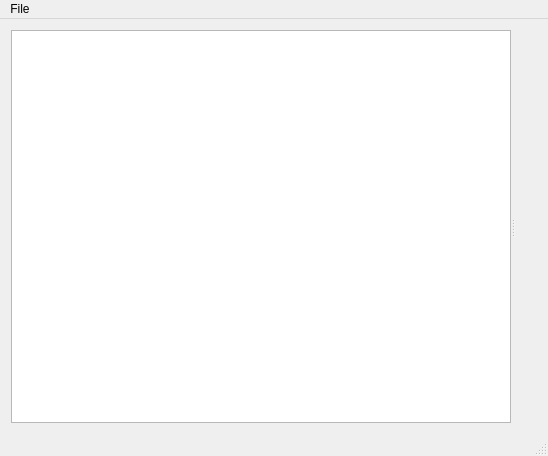
Above: gui/MainWindow.ui from RhobanProject/MetabotStudio before the change. Below: the same form after it.
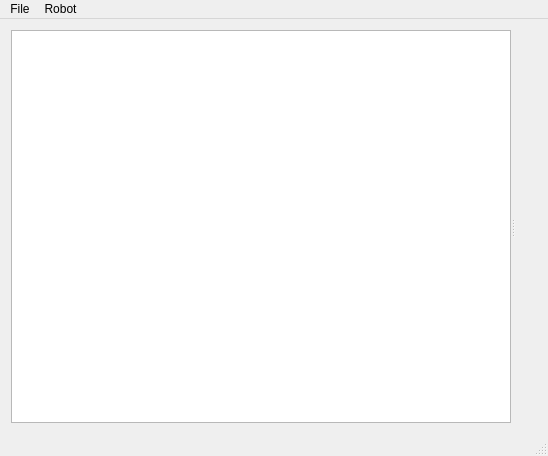
That is the form after the change. Custom widgets are drawn as their Qt base class.

What changed in the file:
```diff
--- a/gui/MainWindow.ui
+++ b/gui/MainWindow.ui
@@ -118,7 +118,15 @@
     <addaction name="separator"/>
     <addaction name="actionQuit"/>
    </widget>
+   <widget class="QMenu" name="menuRobot">
+    <property name="title">
+     <string>Robot</string>
+    </property>
+    <addaction name="actionClear"/>
+    <addaction name="actionZeros"/>
+   </widget>
    <addaction name="menuFile"/>
+   <addaction name="menuRobot"/>
   </widget>
   <action name="actionAbout">
    <property name="text">
```
Left out of the diff: 28 changed lines with no effect on the pictures.
